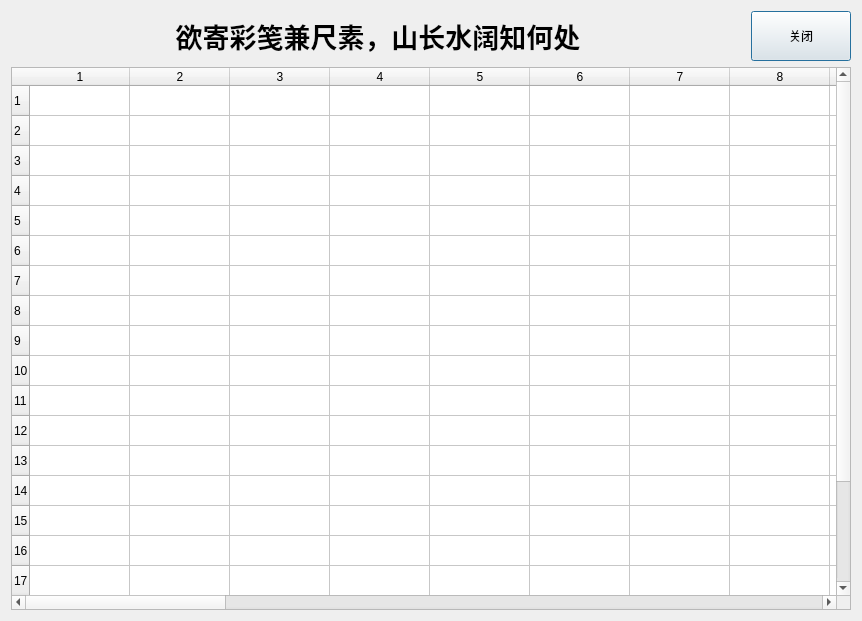
The window that fbgalldataui.ui (AegonTangeryen/CPSforYou) describes before a commit, drawn with Qt 5.
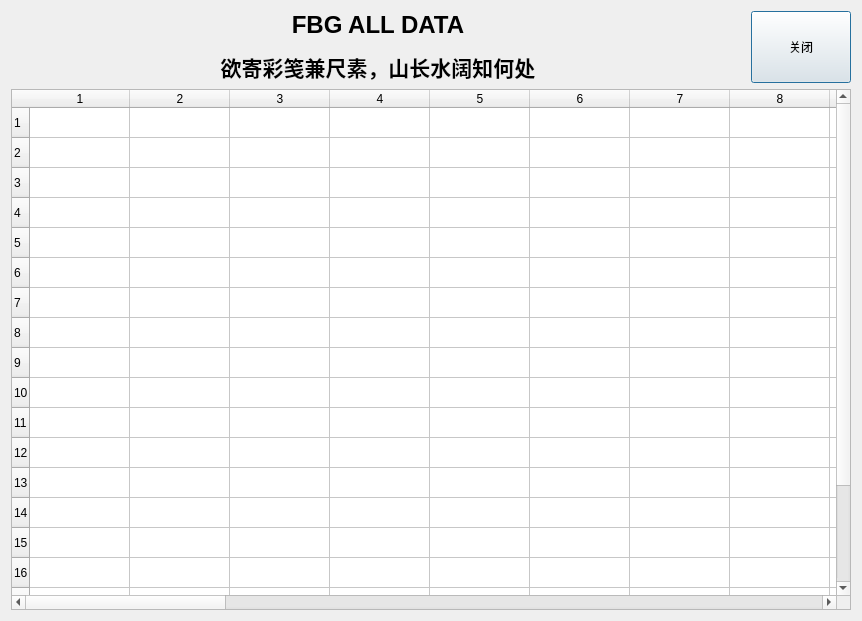
The same window after the commit.

Diff of the .ui file:
```diff
--- a/fbgalldataui.ui
+++ b/fbgalldataui.ui
@@ -31,7 +31,7 @@
         <string notr="true">font: 9pt &quot;楷体&quot;;</string>
        </property>
        <property name="text">
-        <string>&lt;html&gt;&lt;head/&gt;&lt;body&gt;&lt;p align=&quot;center&quot;&gt;&lt;span style=&quot; font-size:20pt; font-weight:600;&quot;&gt;欲寄彩笺兼尺素，山长水阔知何处&lt;/span&gt;&lt;/p&gt;&lt;/body&gt;&lt;/html&gt;</string>
+        <string>&lt;html&gt;&lt;head/&gt;&lt;body&gt;&lt;p align=&quot;center&quot;&gt;&lt;span style=&quot; font-size:18pt; font-weight:600;&quot;&gt;FBG ALL DATA&lt;/span&gt;&lt;/p&gt;&lt;p align=&quot;center&quot;&gt;&lt;span style=&quot; font-size:16pt; font-weight:600;&quot;&gt;欲寄彩笺兼尺素，山长水阔知何处&lt;/span&gt;&lt;/p&gt;&lt;/body&gt;&lt;/html&gt;</string>
        </property>
       </widget>
      </item>
```
